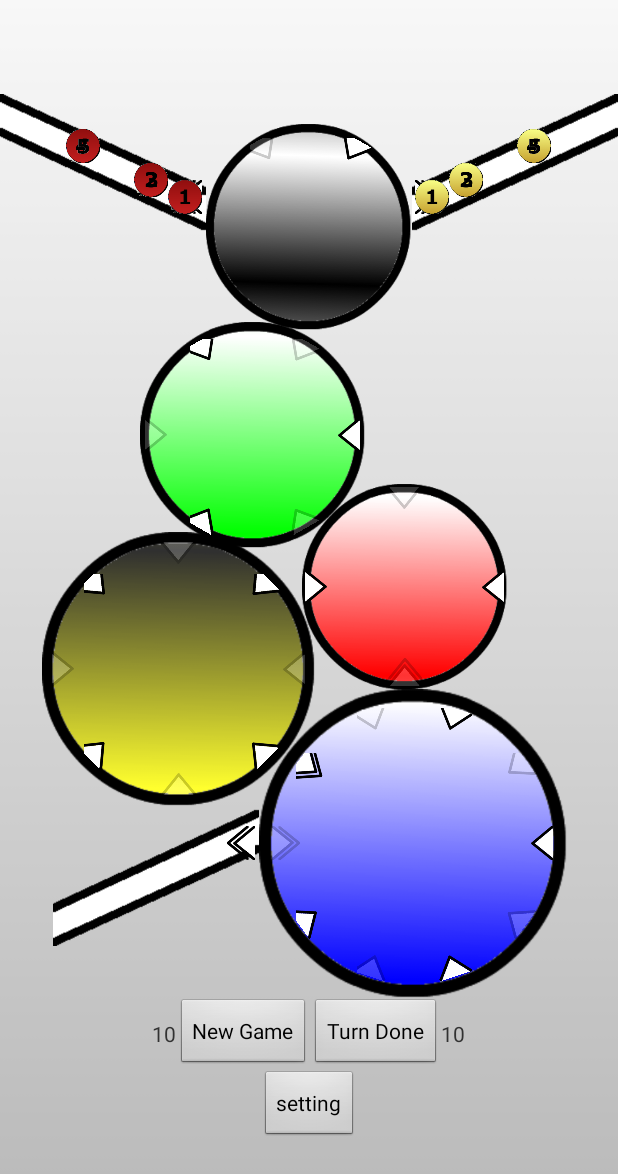
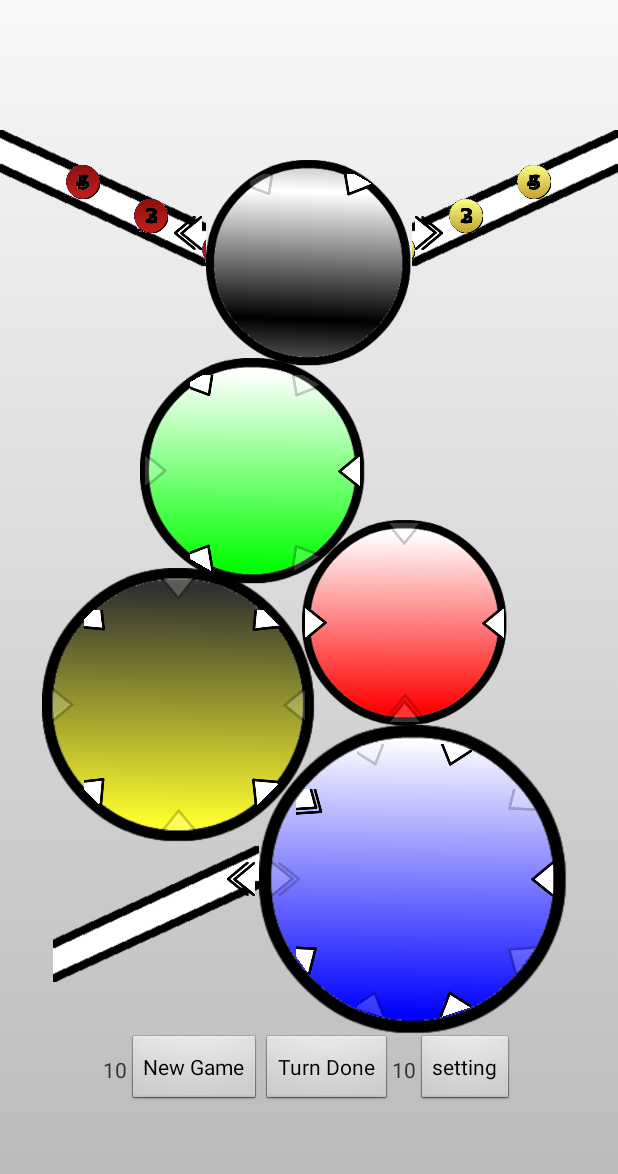
Before and after one commit to shirbenisrael/DownFall, an Android app: the screen it shows after launch (MainActivity), on a phone screen of 412 x 824 dp. Shown: the top 1174 px of the screen. Run offline under Robolectric (Android 15) with nearby library versions, the phone set to English and light mode, and no system bars.

Commit message:
Move the setting button up line.
Some machines have shorter height.

```diff
--- a/app/src/main/res/layout/activity_main.xml
+++ b/app/src/main/res/layout/activity_main.xml
@@ -157,14 +157,15 @@
                 android:layout_height="wrap_content"
                 android:text="New Game" />
 
+            <Button
+                android:id="@+id/setting_button"
+                android:layout_width="wrap_content"
+                android:layout_height="wrap_content"
+                android:onClick="onSettingClick"
+                android:text="setting" />
         </LinearLayout>
 
-        <Button
-            android:id="@+id/setting_button"
-            android:layout_width="wrap_content"
-            android:layout_height="wrap_content"
-            android:onClick="onSettingClick"
-            android:text="setting" />
+
     </LinearLayout>
 
     <include
```
